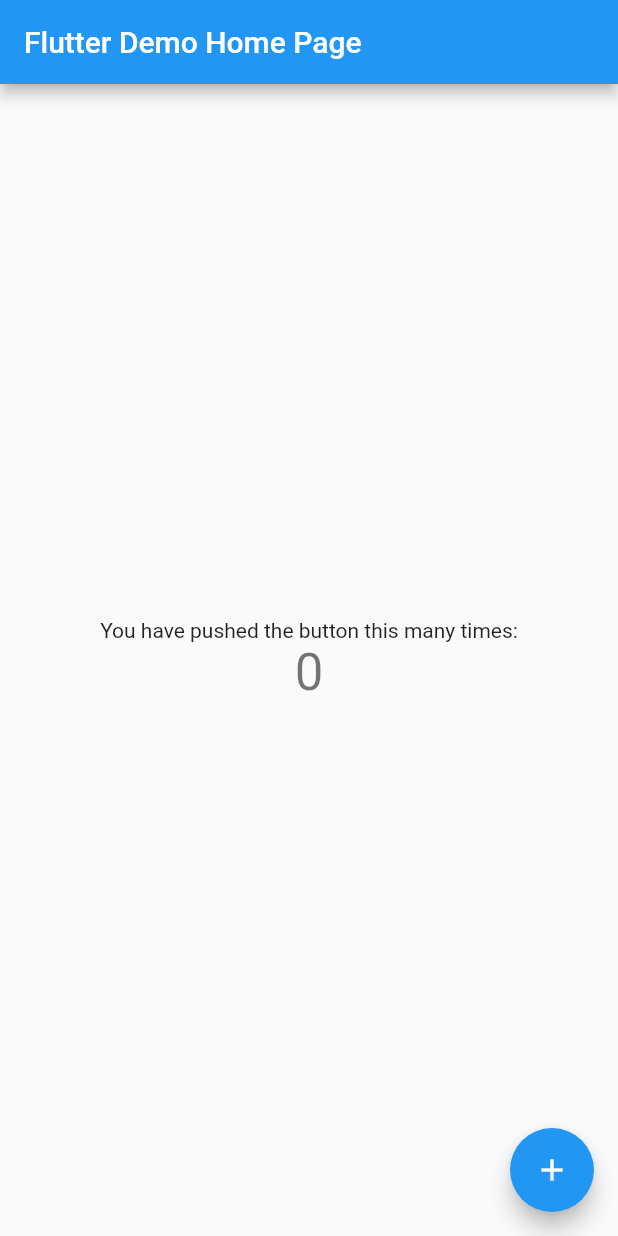
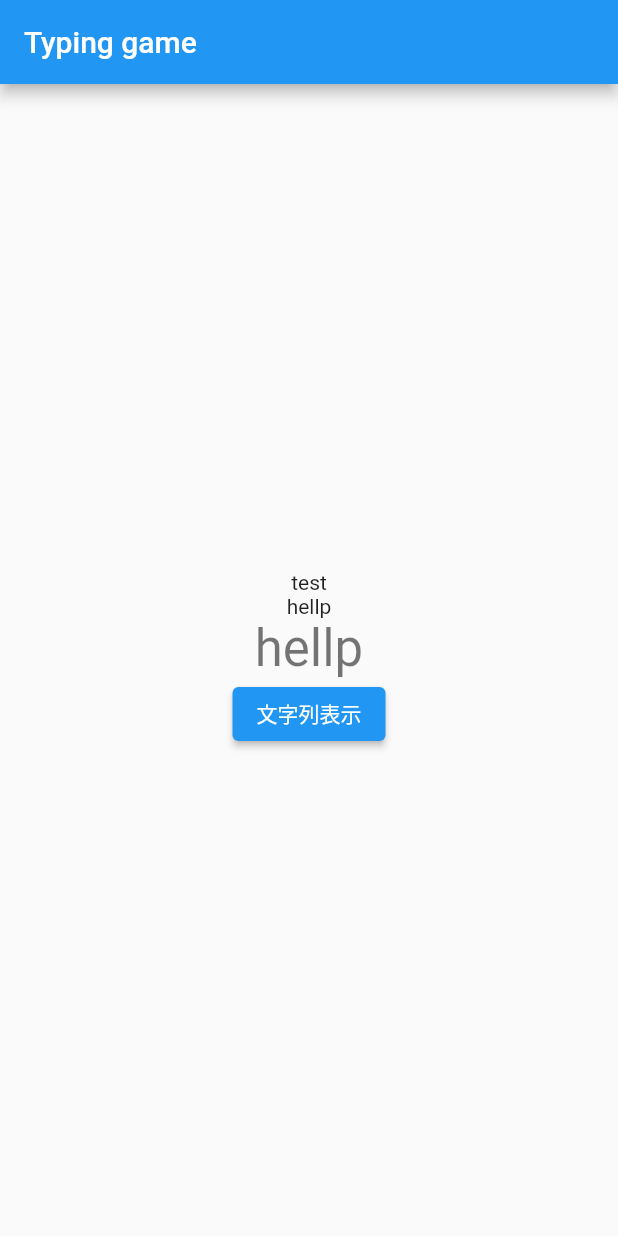
Before and after one commit to Ryo722/Typing_App, a Flutter app: the screen it shows after launch, on a phone screen of 412 x 824 dp. Run offline on Flutter 3.47's test engine with Material 2 defaults, Android fonts, the phone set to English and light mode, and no system bars.

Commit message:
文字列をランダムに取得して表示する機能の実装完了

```diff
--- a/lib/main.dart
+++ b/lib/main.dart
@@ -1,115 +1,96 @@
 import 'package:flutter/material.dart';
+import 'dart:math';
 
-void main() {
-  runApp(const MyApp());
-}
+void main() => runApp(MyApp());
 
 class MyApp extends StatelessWidget {
-  const MyApp({Key? key}) : super(key: key);
-
-  // This widget is the root of your application.
   @override
   Widget build(BuildContext context) {
     return MaterialApp(
-      title: 'Flutter Demo',
+      title: 'Typing game',
+      debugShowCheckedModeBanner: false,
       theme: ThemeData(
-        // This is the theme of your application.
-        //
-        // Try running your application with "flutter run". You'll see the
-        // application has a blue toolbar. Then, without quitting the app, try
-        // changing the primarySwatch below to Colors.green and then invoke
-        // "hot reload" (press "r" in the console where you ran "flutter run",
-        // or simply save your changes to "hot reload" in a Flutter IDE).
-        // Notice that the counter didn't reset back to zero; the application
-        // is not restarted.
         primarySwatch: Colors.blue,
       ),
-      home: const MyHomePage(title: 'Flutter Demo Home Page'),
+      home: const MyHomePage(title: 'Typing game'),
     );
   }
 }
 
 class MyHomePage extends StatefulWidget {
-  const MyHomePage({Key? key, required this.title}) : super(key: key);
-
-  // This widget is the home page of your application. It is stateful, meaning
-  // that it has a State object (defined below) that contains fields that affect
-  // how it looks.
-
-  // This class is the configuration for the state. It holds the values (in this
-  // case the title) provided by the parent (in this case the App widget) and
-  // used by the build method of the State. Fields in a Widget subclass are
-  // always marked "final".
-
   final String title;
 
+  const MyHomePage({
+    Key? key,
+    required this.title,
+  }) : super(key: key);
+
   @override
-  State<MyHomePage> createState() => _MyHomePageState();
+  _MyHomePageState createState() => _MyHomePageState();
 }
 
 class _MyHomePageState extends State<MyHomePage> {
-  int _counter = 0;
+  var textLists = <String>[
+    'Hello World',
+    'This is my App',
+    'How are you?',
+    'Hello Hello',
+    'I love JavaScript!',
+    'Good morning',
+    'I am Japanese',
+    'Let it be'
+  ];
 
-  void _incrementCounter() {
+  String word = 'hellp';
+  String key = 'A';
+  String _message = 'test';
+
+
+  void get_Word_Random(){
+    int num = Random().nextInt(8);
     setState(() {
-      // This call to setState tells the Flutter framework that something has
-      // changed in this State, which causes it to rerun the build method below
-      // so that the display can reflect the updated values. If we changed
-      // _counter without calling setState(), then the build method would not be
-      // called again, and so nothing would appear to happen.
-      _counter++;
+      word = textLists[num];
     });
+    print(word);
+  }
+
+  void _handleKeyEvent(RawKeyEvent event) {
+    setState(() {
+      _message =
+      'Key: ${event.logicalKey.debugName}, KeyId: ${event.logicalKey.keyId}';
+    });
+    print(event.logicalKey.keyLabel);
   }
 
   @override
   Widget build(BuildContext context) {
-    // This method is rerun every time setState is called, for instance as done
-    // by the _incrementCounter method above.
-    //
-    // The Flutter framework has been optimized to make rerunning build methods
-    // fast, so that you can just rebuild anything that needs updating rather
-    // than having to individually change instances of widgets.
     return Scaffold(
       appBar: AppBar(
-        // Here we take the value from the MyHomePage object that was created by
-        // the App.build method, and use it to set our appbar title.
         title: Text(widget.title),
       ),
       body: Center(
-        // Center is a layout widget. It takes a single child and positions it
-        // in the middle of the parent.
         child: Column(
-          // Column is also a layout widget. It takes a list of children and
-          // arranges them vertically. By default, it sizes itself to fit its
-          // children horizontally, and tries to be as tall as its parent.
-          //
-          // Invoke "debug painting" (press "p" in the console, choose the
-          // "Toggle Debug Paint" action from the Flutter Inspector in Android
-          // Studio, or the "Toggle Debug Paint" command in Visual Studio Code)
-          // to see the wireframe for each widget.
-          //
-          // Column has various properties to control how it sizes itself and
-          // how it positions its children. Here we use mainAxisAlignment to
-          // center the children vertically; the main axis here is the vertical
-          // axis because Columns are vertical (the cross axis would be
-          // horizontal).
           mainAxisAlignment: MainAxisAlignment.center,
-          children: <Widget>[
-            const Text(
-              'You have pushed the button this many times:',
+          children: [
+            Text(
+              _message,
             ),
             Text(
-              '$_counter',
+              word,
+            ),
+            Text(
+              word,
               style: Theme.of(context).textTheme.headline4,
+            ),
+            ElevatedButton(
+              onPressed: get_Word_Random,
+              child: Text(
+                '文字列表示',
+              ),
             ),
           ],
         ),
       ),
-      floatingActionButton: FloatingActionButton(
-        onPressed: _incrementCounter,
-        tooltip: 'Increment',
-        child: const Icon(Icons.add),
-      ), // This trailing comma makes auto-formatting nicer for build methods.
     );
   }
 }
```
